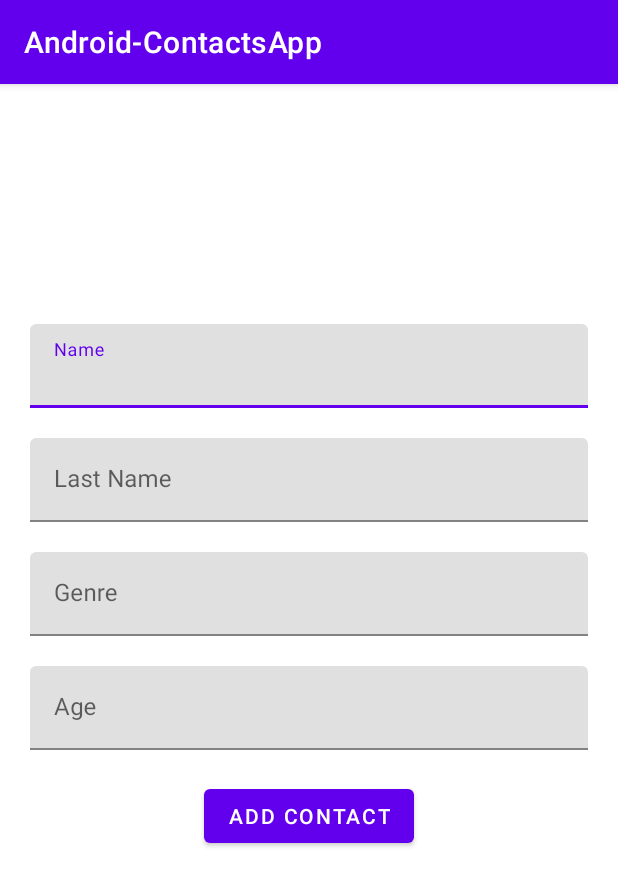
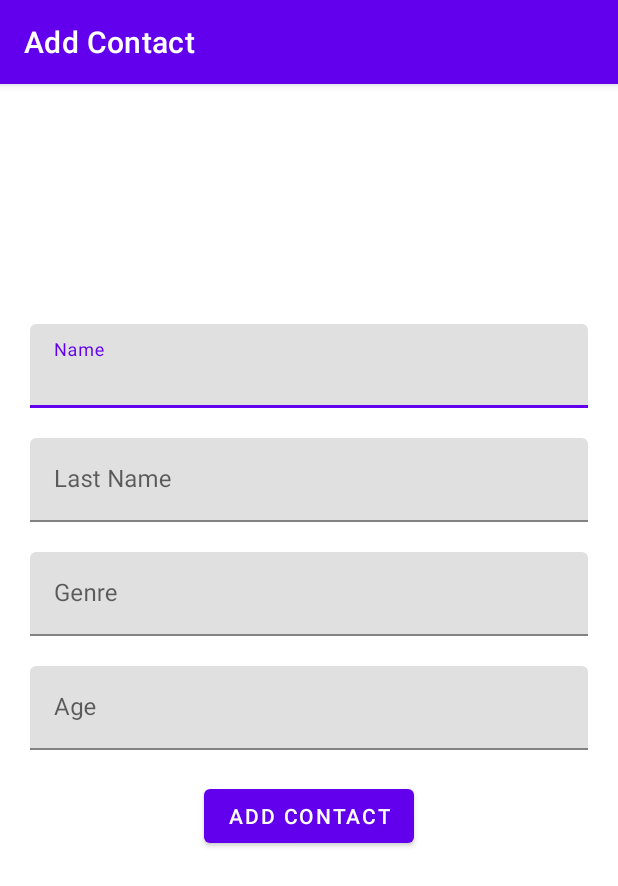
Before and after one commit to ascstb/Android-ContactsApp, an Android app: the screen it shows after launch (MainActivity), on a phone screen of 412 x 824 dp. Shown: the top 886 px of the screen. Run offline under Robolectric (Android 15) with nearby library versions, the phone set to English and light mode, and no system bars.

Commit message:
Playing with the toolbar

```diff
--- a/app/src/main/AndroidManifest.xml
+++ b/app/src/main/AndroidManifest.xml
@@ -15,6 +15,7 @@
         tools:targetApi="31">
         <activity
             android:name=".MainActivity"
+            android:label="@string/contact_add_label"
             android:exported="true">
             <intent-filter>
                 <action android:name="android.intent.action.MAIN" />
--- a/app/src/main/res/values/strings.xml
+++ b/app/src/main/res/values/strings.xml
@@ -1,7 +1,8 @@
 <resources>
-    <string name="app_name">Android-ContactsApp</string>
+    <string name="app_name">Contacts App</string>
 
     <!--region Add Contact-->
+    <string name="contact_add_label">Add Contact</string>
     <string name="contact_add_name_label">Name</string>
     <string name="contact_add_last_name_label">Last Name</string>
     <string name="contact_add_genre_label">Genre</string>
```
